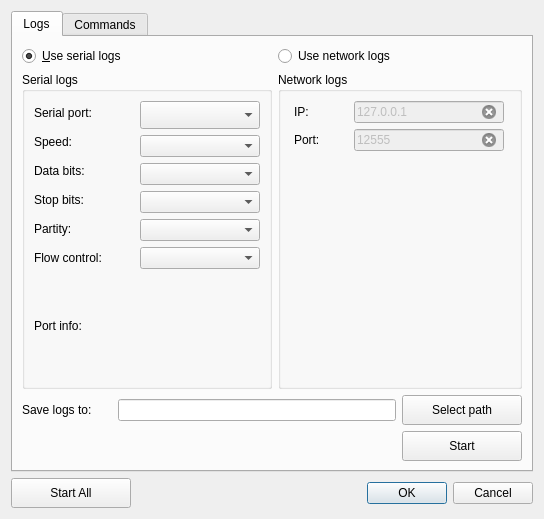
The window that GroundStation/src/Windows/SettingsDialog.ui (TxBlackWolf/quadcopter) describes before a commit, drawn with Qt 5.
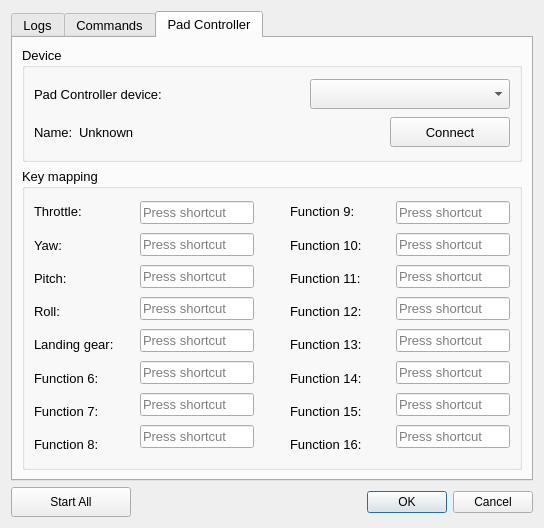
The same window after the commit. The open tabs and pages were chosen to show the change. Icons and pictures are not drawn.

Commit message: Added support for pad controllers.

Patch:
```diff
--- a/GroundStation/src/Windows/SettingsDialog.ui
+++ b/GroundStation/src/Windows/SettingsDialog.ui
@@ -7,7 +7,7 @@
     <x>0</x>
     <y>0</y>
     <width>544</width>
-    <height>519</height>
+    <height>528</height>
    </rect>
   </property>
   <property name="windowTitle">
@@ -16,6 +16,11 @@
   <layout class="QVBoxLayout" name="verticalLayout">
    <item>
     <widget class="QTabWidget" name="tabWidget">
+     <property name="font">
+      <font>
+       <pointsize>10</pointsize>
+      </font>
+     </property>
      <property name="currentIndex">
       <number>0</number>
      </property>
@@ -177,18 +182,18 @@
                     <property name="minimumSize">
                      <size>
                       <width>120</width>
-                      <height>0</height>
+                      <height>30</height>
                      </size>
                     </property>
                     <property name="maximumSize">
                      <size>
                       <width>120</width>
-                      <height>16777215</height>
+                      <height>30</height>
                      </size>
                     </property>
                     <property name="font">
                      <font>
-                      <pointsize>13</pointsize>
+                      <pointsize>10</pointsize>
                      </font>
                     </property>
                    </widget>
@@ -198,13 +203,13 @@
                     <property name="minimumSize">
                      <size>
                       <width>120</width>
-                      <height>0</height>
+                      <height>30</height>
                      </size>
                     </property>
                     <property name="maximumSize">
                      <size>
                       <width>120</width>
-                      <height>16777215</height>
+                      <height>30</height>
                      </size>
                     </property>
                    </widget>
@@ -214,13 +219,13 @@
                     <property name="minimumSize">
                      <size>
                       <width>120</width>
-                      <height>0</height>
+                      <height>30</height>
                      </size>
                     </property>
                     <property name="maximumSize">
                      <size>
                       <width>120</width>
-                      <height>16777215</height>
+                      <height>30</height>
                      </size>
                     </property>
                    </widget>
@@ -230,13 +235,13 @@
                     <property name="minimumSize">
                      <size>
                       <width>120</width>
-                      <height>0</height>
+                      <height>30</height>
                      </size>
                     </property>
                     <property name="maximumSize">
                      <size>
                       <width>120</width>
-                      <height>16777215</height>
+                      <height>30</height>
                      </size>
                     </property>
                    </widget>
@@ -246,12 +251,12 @@
                     <property name="minimumSize">
                      <size>
                       <width>120</width>
-                      <height>0</height>
+                      <height>30</height>
                      </size>
                     </property>
                     <property name="maximumSize">
                      <size>
-                      <width>120</width>
+                      <width>30</width>
                       <height>16777215</height>
                      </size>
                     </property>
@@ -262,13 +267,13 @@
                     <property name="minimumSize">
                      <size>
                       <width>120</width>
-                      <height>0</height>
+                      <height>30</height>
                      </size>
                     </property>
                     <property name="maximumSize">
                      <size>
                       <width>120</width>
-                      <height>16777215</height>
+                      <height>30</height>
                      </size>
                     </property>
                    </widget>
@@ -1045,6 +1050,440 @@
        </item>
       </layout>
      </widget>
+     <widget class="QWidget" name="padTab">
+      <attribute name="title">
+       <string>Pad Controller</string>
+      </attribute>
+      <layout class="QVBoxLayout" name="verticalLayout_10">
+       <item>
+        <widget class="QGroupBox" name="groupDevice">
+         <property name="maximumSize">
+          <size>
+           <width>16777215</width>
+           <height>115</height>
+          </size>
+         </property>
+         <property name="title">
+          <string>Device</string>
+         </property>
+         <layout class="QVBoxLayout" name="verticalLayout_9">
+          <property name="sizeConstraint">
+           <enum>QLayout::SetMinimumSize</enum>
+          </property>
+          <item>
+           <layout class="QHBoxLayout" name="horizontalLayout_6">
+            <item>
+             <widget class="QLabel" name="labelPadDevice">
+              <property name="minimumSize">
+               <size>
+                <width>0</width>
+                <height>0</height>
+               </size>
+              </property>
+              <property name="maximumSize">
+               <size>
+                <width>16777215</width>
+                <height>20</height>
+               </size>
+              </property>
+              <property name="text">
+               <string>Pad Controller device:</string>
+              </property>
+             </widget>
+            </item>
+            <item>
+             <widget class="QComboBox" name="comboPadDevice">
+              <property name="minimumSize">
+               <size>
+                <width>200</width>
+                <height>30</height>
+               </size>
+              </property>
+              <property name="maximumSize">
+               <size>
+                <width>200</width>
+                <height>30</height>
+               </size>
+              </property>
+             </widget>
+            </item>
+           </layout>
+          </item>
+          <item>
+           <layout class="QHBoxLayout" name="horizontalLayout_16">
+            <item>
+             <widget class="QLabel" name="labelName">
+              <property name="text">
+               <string>Name:</string>
+              </property>
+             </widget>
+            </item>
+            <item>
+             <widget class="QLabel" name="labelPadName">
+              <property name="text">
+               <string>Unknown</string>
+              </property>
+             </widget>
+            </item>
+            <item>
+             <spacer name="horizontalSpacer_4">
+              <property name="orientation">
+               <enum>Qt::Horizontal</enum>
+              </property>
+              <property name="sizeHint" stdset="0">
+               <size>
+                <width>40</width>
+                <height>20</height>
+               </size>
+              </property>
+             </spacer>
+            </item>
+            <item>
+             <widget class="QPushButton" name="buttonConnectPad">
+              <property name="minimumSize">
+               <size>
+                <width>120</width>
+                <height>30</height>
+               </size>
+              </property>
+              <property name="maximumSize">
+               <size>
+                <width>120</width>
+                <height>30</height>
+               </size>
+              </property>
+              <property name="text">
+               <string>Connect</string>
+              </property>
+              <property name="icon">
+               <iconset resource="../resources.qrc">
+                <normaloff>:/Icons/Icons/power-button-green.png</normaloff>:/Icons/Icons/power-button-green.png</iconset>
+              </property>
+             </widget>
+            </item>
+           </layout>
+          </item>
+         </layout>
+        </widget>
+       </item>
+       <item>
+        <widget class="QGroupBox" name="groupKeyMapping">
+         <property name="title">
+          <string>Key mapping</string>
+         </property>
+         <layout class="QHBoxLayout" name="horizontalLayout_18">
+          <item>
+           <layout class="QHBoxLayout" name="horizontalLayout_11">
+            <item>
+             <layout class="QVBoxLayout" name="verticalLayout_11">
+              <item>
+               <widget class="QLabel" name="labelThrottle">
+                <property name="minimumSize">
+                 <size>
+                  <width>100</width>
+                  <height>0</height>
+                 </size>
+                </property>
+                <property name="text">
+                 <string>Throttle:</string>
+                </property>
+               </widget>
+              </item>
+              <item>
+               <widget class="QLabel" name="labelYaw">
+                <property name="minimumSize">
+                 <size>
+                  <width>100</width>
+                  <height>0</height>
+                 </size>
+                </property>
+                <property name="text">
+                 <string>Yaw:</string>
+                </property>
+               </widget>
+              </item>
+              <item>
+               <widget class="QLabel" name="labelPitch">
+                <property name="minimumSize">
+                 <size>
+                  <width>100</width>
+                  <height>0</height>
+                 </size>
+                </property>
+                <property name="text">
+                 <string>Pitch:</string>
+                </property>
+               </widget>
+              </item>
+              <item>
+               <widget class="QLabel" name="labelRoll">
+                <property name="minimumSize">
+                 <size>
+                  <width>100</width>
+                  <height>0</height>
+                 </size>
+                </property>
+                <property name="text">
+                 <string>Roll:</string>
+                </property>
+               </widget>
+              </item>
+              <item>
+               <widget class="QLabel" name="labelLandingGear">
+                <property name="minimumSize">
+                 <size>
+                  <width>100</width>
+                  <height>0</height>
+                 </size>
+                </property>
+                <property name="text">
+                 <string>Landing gear:</string>
+                </property>
+               </widget>
+              </item>
+              <item>
+               <widget class="QLabel" name="labelFunc6">
+                <property name="minimumSize">
+                 <size>
+                  <width>100</width>
+                  <height>0</height>
+                 </size>
+                </property>
+                <property name="text">
+                 <string>Function 6:</string>
+                </property>
+               </widget>
+              </item>
+              <item>
+               <widget class="QLabel" name="labelFunc7">
+                <property name="minimumSize">
+                 <size>
+                  <width>100</width>
+                  <height>0</height>
+                 </size>
+                </property>
+                <property name="text">
+                 <string>Function 7:</string>
+                </property>
+               </widget>
+              </item>
+              <item>
+               <widget class="QLabel" name="labelFunc8">
+                <property name="minimumSize">
+                 <size>
+                  <width>100</width>
+                  <height>0</height>
+                 </size>
+                </property>
+                <property name="text">
+                 <string>Function 8:</string>
+                </property>
+               </widget>
+              </item>
+             </layout>
+            </item>
+            <item>
+             <layout class="QVBoxLayout" name="verticalLayout_12">
+              <item>
+               <widget class="QKeySequenceEdit" name="keyThrottle">
+                <property name="minimumSize">
+                 <size>
+                  <width>0</width>
+                  <height>0</height>
+                 </size>
+                </property>
+               </widget>
+              </item>
+              <item>
+               <widget class="QKeySequenceEdit" name="keyYaw"/>
+              </item>
+              <item>
+               <widget class="QKeySequenceEdit" name="keyPitch"/>
+              </item>
+              <item>
+               <widget class="QKeySequenceEdit" name="keyRoll"/>
+              </item>
+              <item>
+               <widget class="QKeySequenceEdit" name="keyLandingGear"/>
+              </item>
+              <item>
+               <widget class="QKeySequenceEdit" name="keyFunc6"/>
+              </item>
+              <item>
+               <widget class="QKeySequenceEdit" name="keyFunc7"/>
+              </item>
+              <item>
+               <widget class="QKeySequenceEdit" name="keyFunc8"/>
+              </item>
+             </layout>
+            </item>
+           </layout>
+          </item>
+          <item>
+           <spacer name="horizontalSpacer_5">
+            <property name="orientation">
+             <enum>Qt::Horizontal</enum>
+            </property>
+            <property name="sizeHint" stdset="0">
+             <size>
+              <width>40</width>
+              <height>20</height>
+             </size>
+            </property>
+           </spacer>
+          </item>
+          <item>
+           <layout class="QHBoxLayout" name="horizontalLayout_17">
+            <item>
+             <layout class="QVBoxLayout" name="verticalLayout_19">
+              <item>
+               <widget class="QLabel" name="labelFunc9">
+                <property name="minimumSize">
+                 <size>
+                  <width>100</width>
+                  <height>0</height>
+                 </size>
+                </property>
+                <property name="text">
+                 <string>Function 9:</string>
+                </property>
+               </widget>
+              </item>
+              <item>
+               <widget class="QLabel" name="labelFunc10">
+                <property name="minimumSize">
+                 <size>
+                  <width>100</width>
+                  <height>0</height>
+                 </size>
+                </property>
+                <property name="text">
+                 <string>Function 10:</string>
+                </property>
+               </widget>
+              </item>
+              <item>
+               <widget class="QLabel" name="labelFunc11">
+                <property name="minimumSize">
+                 <size>
+                  <width>100</width>
+                  <height>0</height>
+                 </size>
+                </property>
+                <property name="text">
+                 <string>Function 11:</string>
+                </property>
+               </widget>
+              </item>
+              <item>
+               <widget class="QLabel" name="labelFunc12">
+                <property name="minimumSize">
+                 <size>
+                  <width>100</width>
+                  <height>0</height>
+                 </size>
+                </property>
+                <property name="text">
+                 <string>Function 12:</string>
+                </property>
+               </widget>
+              </item>
+              <item>
+               <widget class="QLabel" name="labelFunc13">
+                <property name="minimumSize">
+                 <size>
+                  <width>100</width>
+                  <height>0</height>
+                 </size>
+                </property>
+                <property name="text">
+                 <string>Function 13:</string>
+                </property>
+               </widget>
+              </item>
+              <item>
+               <widget class="QLabel" name="labelFunc14">
+                <property name="minimumSize">
+                 <size>
+                  <width>100</width>
+                  <height>0</height>
+                 </size>
+                </property>
+                <property name="text">
+                 <string>Function 14:</string>
+                </property>
+               </widget>
+              </item>
+              <item>
+               <widget class="QLabel" name="labelFunc15">
+                <property name="minimumSize">
+                 <size>
+                  <width>100</width>
+                  <height>0</height>
+                 </size>
+                </property>
+                <property name="text">
+                 <string>Function 15:</string>
+                </property>
+               </widget>
+              </item>
+              <item>
+               <widget class="QLabel" name="labelFunc16">
+                <property name="minimumSize">
+                 <size>
+                  <width>100</width>
+                  <height>0</height>
+                 </size>
+                </property>
+                <property name="text">
+                 <string>Function 16:</string>
+                </property>
+               </widget>
+              </item>
+             </layout>
+            </item>
+            <item>
+             <layout class="QVBoxLayout" name="verticalLayout_20">
+              <item>
+               <widget class="QKeySequenceEdit" name="keyFunc9">
+                <property name="minimumSize">
+                 <size>
+                  <width>0</width>
+                  <height>0</height>
+                 </size>
+                </property>
+               </widget>
+              </item>
+              <item>
+               <widget class="QKeySequenceEdit" name="keyFunc10"/>
+              </item>
+              <item>
+               <widget class="QKeySequenceEdit" name="keyFunc11"/>
+              </item>
+              <item>
+               <widget class="QKeySequenceEdit" name="keyFunc12"/>
+              </item>
+              <item>
+               <widget class="QKeySequenceEdit" name="keyFunc13"/>
+              </item>
+              <item>
+               <widget class="QKeySequenceEdit" name="keyFunc14"/>
+              </item>
+              <item>
+               <widget class="QKeySequenceEdit" name="keyFunc15"/>
+              </item>
+              <item>
+               <widget class="QKeySequenceEdit" name="keyFunc16"/>
+              </item>
+             </layout>
+            </item>
+           </layout>
+          </item>
+         </layout>
+        </widget>
+       </item>
+      </layout>
+     </widget>
     </widget>
    </item>
    <item>
```
Left out of the diff: 26 changed lines with no effect on the pictures. The commit also changes 7 other files.
